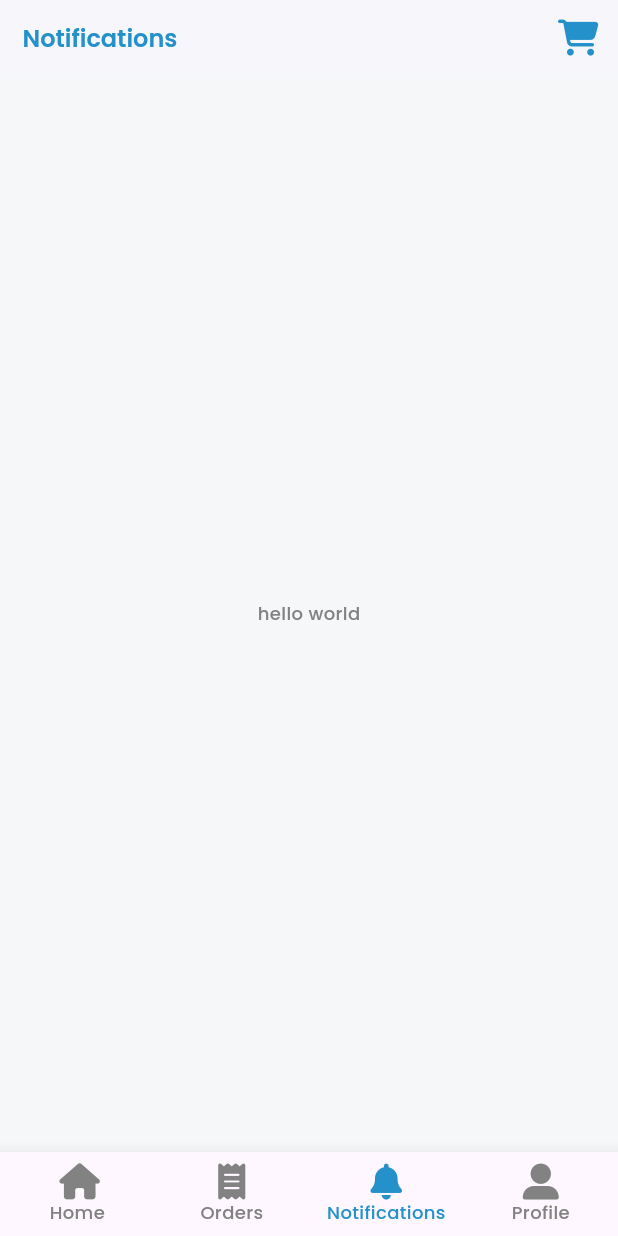
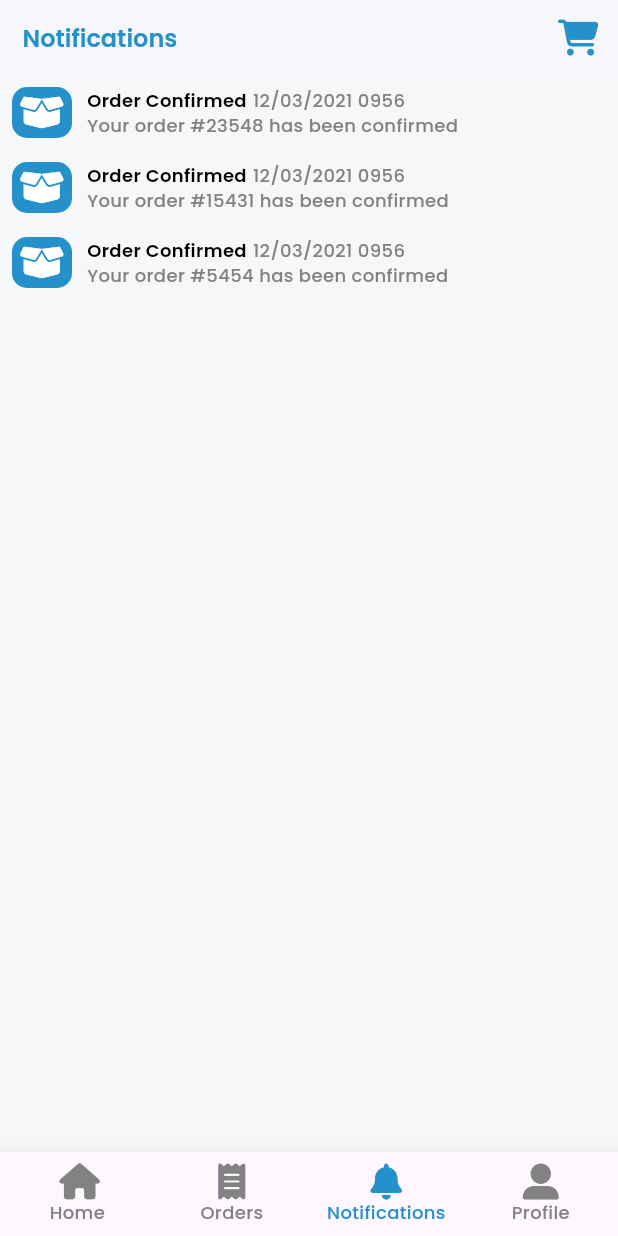
Before and after one commit to mwanawabangona/LaundryApp-main, a Flutter app: the NavBar screen opened directly, item 3 of the bottom bar chosen, on a phone screen of 412 x 824 dp. Run offline on Flutter 3.47's test engine with Material 2 defaults, Android fonts, the phone set to English and light mode, and no system bars; our stand-ins replace bot_toast, curved_navigation_bar, flutter_screenutil, font_awesome_flutter, google_fonts.

Commit message:
added notifications

```diff
--- a/lib/screens/nav_bar.dart
+++ b/lib/screens/nav_bar.dart
@@ -10,6 +10,7 @@ import 'package:provider/provider.dart';
 import '../constants/colors.dart';
 import '../widgets/custom_app_bard.dart';
 import 'home/home_screen.dart';
+import 'notifications/notifications_screen.dart';
 
 class NavBar extends StatefulWidget {
   const NavBar({super.key});
@@ -96,7 +97,7 @@ class _NavBarState extends State<NavBar> with TickerProviderStateMixin {
           children: const [
             HomeScreen(),
             OrdersScreen(),
-            Center(child: Text('hello world', style: kBodyTextStyleGrey)),
+            NotificationsScreen(),
             Center(child: Text('hello world', style: kBodyTextStyleGrey)),
           ],
         ),
--- /dev/null
+++ b/lib/screens/notifications/notifications_screen.dart
@@ -0,0 +1,67 @@
+import 'package:flutter/material.dart';
+import 'package:font_awesome_flutter/font_awesome_flutter.dart';
+import 'package:laundryapp/constants/colors.dart';
+import 'package:laundryapp/constants/text.dart';
+
+class NotificationsScreen extends StatelessWidget {
+  const NotificationsScreen({super.key});
+
+  @override
+  Widget build(BuildContext context) {
+    return Column(
+      children: [23548, 15431, 5454]
+          .map(
+            (e) => InkWell(
+              onTap: () {},
+              child: Container(
+                padding: const EdgeInsets.all(8.0),
+                child: Row(
+                  children: [
+                    Container(
+                      padding: const EdgeInsets.all(5.0),
+                      decoration: BoxDecoration(
+                        color: kPrimaryColor,
+                        borderRadius: BorderRadius.circular(10.0),
+                      ),
+                      child: const Padding(
+                        padding: EdgeInsets.only(right: 6.0),
+                        child: Icon(
+                          FontAwesomeIcons.boxOpen,
+                          color: Colors.white,
+                        ),
+                      ),
+                    ),
+                    const SizedBox(width: 10),
+                    Column(
+                      crossAxisAlignment: CrossAxisAlignment.start,
+                      children: [
+                        Row(
+                          children: [
+                            Text(
+                              'Order Confirmed',
+                              style: kBodyTextStyleGrey.copyWith(
+                                  fontWeight: FontWeight.w600,
+                                  color: Colors.black),
+                            ),
+                            const SizedBox(width: 4),
+                            const Text(
+                              '12/03/2021 0956',
+                              style: kBodyTextStyleGrey,
+                            ),
+                          ],
+                        ),
+                        Text(
+                          'Your order #$e has been confirmed',
+                          style: kBodyTextStyleGrey,
+                        ),
+                      ],
+                    ),
+                  ],
+                ),
+              ),
+            ),
+          )
+          .toList(),
+    );
+  }
+}
```
